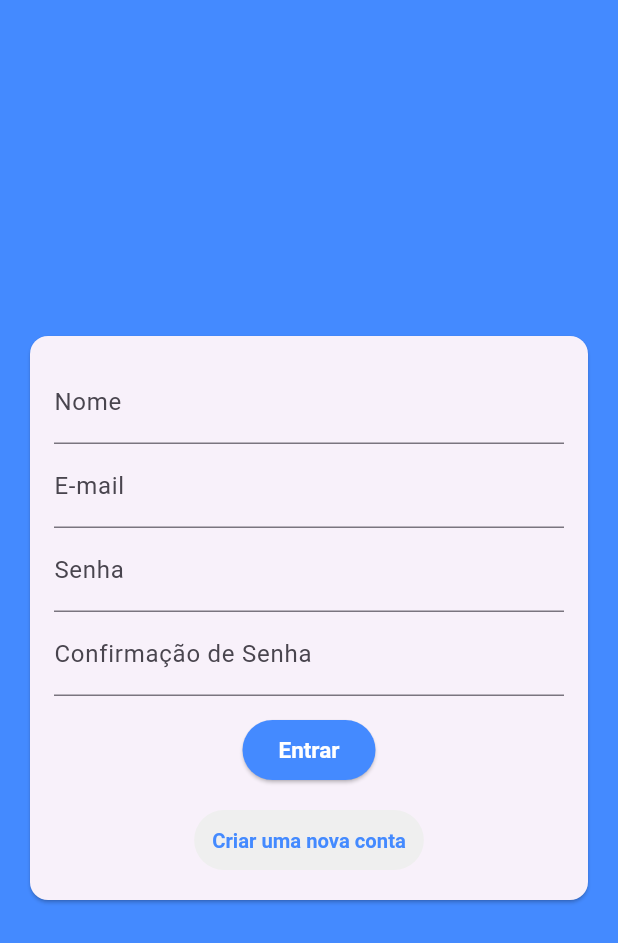
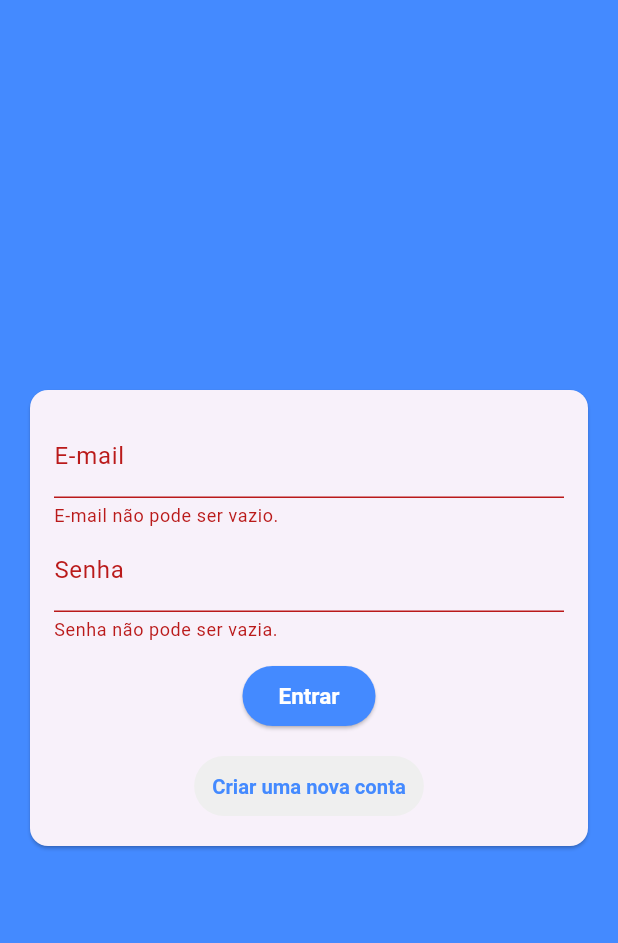
Before and after one commit to gabrielnavas/chat_flutter_app, a Flutter app: the screen it shows after launch, after a tap on "Entrar", on a phone screen of 412 x 824 dp. Shown: the top 943 px of the screen. Run offline on Flutter 3.47's test engine with Material 3 defaults, Android fonts, the phone set to English and light mode, and no system bars.

Commit message:
create auth form data class, add validations and add single child scroll view

```diff
--- a/lib/components/auth_form.dart
+++ b/lib/components/auth_form.dart
@@ -1,7 +1,27 @@
+import 'package:chat_flutter_app/models/auth_form_data.dart';
 import 'package:flutter/material.dart';
 
-class AuthForm extends StatelessWidget {
-  const AuthForm({super.key});
+class AuthForm extends StatefulWidget {
+  final void Function(AuthFormData) onSubmit;
+
+  const AuthForm({required this.onSubmit, super.key});
+
+  @override
+  State<AuthForm> createState() => _AuthFormState();
+}
+
+class _AuthFormState extends State<AuthForm> {
+  final GlobalKey<FormState> _formKey = GlobalKey<FormState>();
+  AuthFormData _authFormData = AuthFormData();
+
+  void _submit() {
+    final isValidate = _formKey.currentState!.validate();
+    if (!isValidate) {
+      return;
+    }
+
+    widget.onSubmit(_authFormData);
+  }
 
   @override
   Widget build(BuildContext context) {
@@ -10,29 +30,60 @@ class AuthForm extends StatelessWidget {
       child: Padding(
         padding: const EdgeInsets.all(16.0),
         child: Form(
+          key: _formKey,
           child: Column(
             children: [
+              if (_authFormData.isSignup)
                 TextFormField(
+                  key: const ValueKey('ame'),
+                  initialValue: _authFormData.name,
+                  onChanged: (value) =>
+                      setState(() => _authFormData.name = value),
                   decoration: const InputDecoration(
                     label: Text('Nome'),
                   ),
+                  validator: (name) =>
+                      AuthFormData.validateName(name?.trim() ?? ''),
                 ),
               TextFormField(
+                key: const ValueKey('email'),
+                initialValue: _authFormData.email,
+                onChanged: (value) =>
+                    setState(() => _authFormData.email = value),
                 decoration: const InputDecoration(
                   label: Text('E-mail'),
                 ),
+                validator: (email) =>
+                    AuthFormData.validateEmail(email?.trim() ?? ''),
               ),
               TextFormField(
+                key: const ValueKey('password'),
+                initialValue: _authFormData.password,
+                onChanged: (value) =>
+                    setState(() => _authFormData.password = value),
                 obscureText: true,
                 decoration: const InputDecoration(
                   label: Text('Senha'),
                 ),
+                validator: (password) => _authFormData.isSignup
+                    ? AuthFormData.validatePasswords(password?.trim() ?? '',
+                        _authFormData.passwordConfirmation)
+                    : AuthFormData.validatePassword(password?.trim() ?? ''),
               ),
+              if (_authFormData.isSignup)
                 TextFormField(
+                  key: const ValueKey('passwordConfirmation'),
+                  initialValue: _authFormData.passwordConfirmation,
+                  onChanged: (value) => setState(
+                      () => _authFormData.passwordConfirmation = value),
                   obscureText: true,
                   decoration: const InputDecoration(
                     label: Text('Confirmação de Senha'),
                   ),
+                  validator: (passwordConfirmation) =>
+                      AuthFormData.validatePasswords(
+                          passwordConfirmation?.trim() ?? '',
+                          _authFormData.password),
                 ),
               const SizedBox(
                 height: 12,
@@ -44,23 +95,29 @@ class AuthForm extends StatelessWidget {
                   backgroundColor: Colors.blueAccent,
                   foregroundColor: Colors.white,
                 ),
-                onPressed: () {},
-                child: const Text('Entrar'),
+                onPressed: _submit,
+                child: Text(_authFormData.isSignin ? 'Entrar' : 'Cadastrar'),
               ),
               const SizedBox(
                 height: 12,
               ),
               TextButton(
-                onPressed: () {},
+                onPressed: () {
+                  setState(() {
+                    _authFormData.toggleAuthMode();
+                  });
+                },
                 style: TextButton.styleFrom(
                   textStyle: const TextStyle(
                       fontSize: 13.5, fontWeight: FontWeight.bold),
                   backgroundColor: const Color.fromARGB(255, 239, 239, 239),
                   foregroundColor: Colors.white,
                 ),
-                child: const Text(
-                  'Criar uma nova conta',
-                  style: TextStyle(color: Colors.blueAccent),
+                child: Text(
+                  _authFormData.isSignin
+                      ? 'Criar uma nova conta'
+                      : 'Já possui conta?',
+                  style: const TextStyle(color: Colors.blueAccent),
                 ),
               )
             ],
--- /dev/null
+++ b/lib/models/auth_form_data.dart
@@ -0,0 +1,89 @@
+import 'dart:io';
+
+enum AuthMode { signup, signin }
+
+class AuthFormData {
+  String name;
+  String email;
+  String password;
+  String passwordConfirmation;
+  File? image;
+  AuthMode _mode = AuthMode.signin;
+
+  AuthFormData({
+    this.name = '',
+    this.email = '',
+    this.password = '',
+    this.passwordConfirmation = '',
+  });
+
+  bool get isSignin => _mode == AuthMode.signin;
+  bool get isSignup => _mode == AuthMode.signup;
+
+  void toggleAuthMode() {
+    if (isSignin) {
+      _mode = AuthMode.signup;
+    } else {
+      _mode = AuthMode.signin;
+    }
+  }
+
+  static String? validateName(String name) {
+    if (name.isEmpty) {
+      return "Nome não pode ser vazio.";
+    }
+    if (name.length < 2) {
+      return "Nome ter no mínimo 2 caracteres.";
+    }
+    if (name.length > 40) {
+      return "Nome está muito grande.";
+    }
+    return null;
+  }
+
+  static String? validateEmail(String email) {
+    if (email.isEmpty) {
+      return "E-mail não pode ser vazio.";
+    }
+    if (email.length > 50) {
+      return "E-mail está muito grande.";
+    }
+
+    final bool emailValid = RegExp(
+            r"^[a-zA-Z0-9.a-zA-Z0-9.!#$%&'*+-/=?^_`{|}~]+@[a-zA-Z0-9]+\.[a-zA-Z]+")
+        .hasMatch(email);
+    if (!emailValid) {
+      return "E-mail inválido.";
+    }
+
+    return null;
+  }
+
+  static String? validatePassword(String password) {
+    if (password.isEmpty) {
+      return "Senha não pode ser vazia.";
+    }
+    if (password.length < 6) {
+      return "Senha ter no mínimo 6 caracteres.";
+    }
+    if (password.length > 50) {
+      return "Senha está muito grande.";
+    }
+    return null;
+  }
+
+  static String? validatePasswords(String password1, String password2) {
+    String? pass1 = validatePassword(password1);
+    if (pass1 != null) {
+      return pass1;
+    }
+    String? pass2 = validatePassword(password2);
+    if (pass2 != null) {
+      return pass2;
+    }
+    if (password1 != password2) {
+      return "As senhas estão diferentes";
+    }
+    return null;
+  }
+}
--- a/lib/pages/auth_page.dart
+++ b/lib/pages/auth_page.dart
@@ -1,17 +1,35 @@
 import 'package:chat_flutter_app/components/auth_form.dart';
+import 'package:chat_flutter_app/models/auth_form_data.dart';
 import 'package:flutter/material.dart';
 
-class AuthPage extends StatelessWidget {
+class AuthPage extends StatefulWidget {
   const AuthPage({super.key});
 
   @override
+  State<AuthPage> createState() => _AuthPageState();
+}
+
+class _AuthPageState extends State<AuthPage> {
+  void _handleSubmit(AuthFormData authFormData) {
+    print(authFormData);
+  }
+
+  @override
   Widget build(BuildContext context) {
-    return const Scaffold(
+    return Scaffold(
       backgroundColor: Colors.blueAccent,
-      body: Center(
-        child: SingleChildScrollView(
-          child: AuthForm(),
-        ),
+      body: Stack(
+        children: [
+          Center(
+            child: SingleChildScrollView(
+              child: SingleChildScrollView(
+                child: AuthForm(
+                  onSubmit: _handleSubmit,
+                ),
+              ),
+            ),
+          ),
+        ],
       ),
     );
   }
```
Lines whose indentation alone changed are shown as unchanged.
